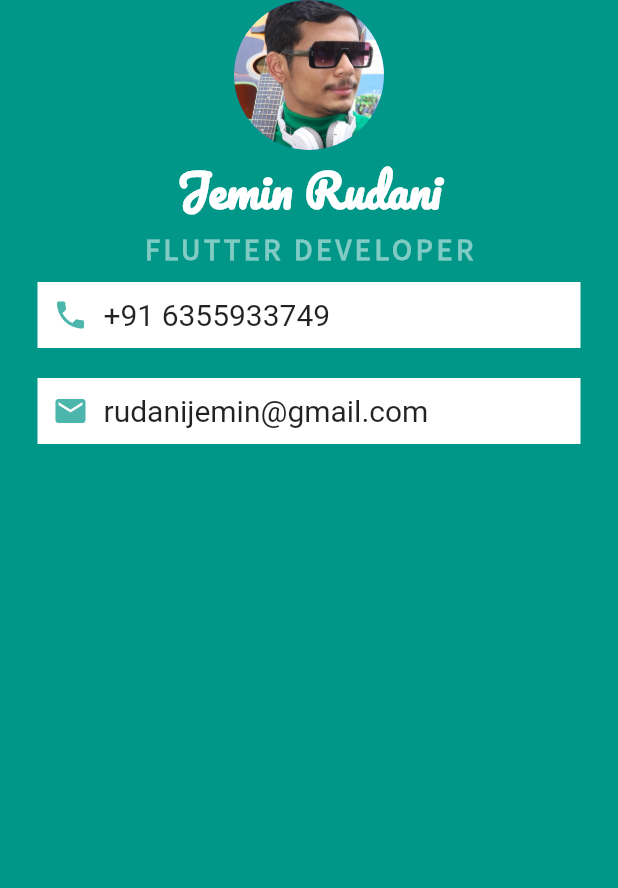
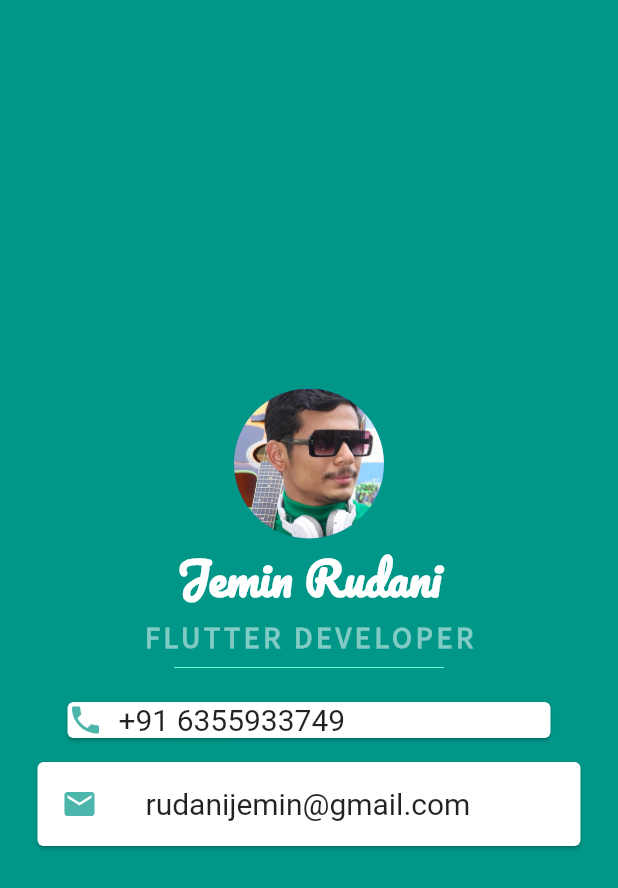
Before and after one commit to rudanijemin/My_Card, a Flutter app: the screen it shows after launch, on a phone screen of 412 x 824 dp. Shown: the top 888 px of the screen. Run offline on Flutter 3.47's test engine with Material 2 defaults, Android fonts, the phone set to English and light mode, and no system bars.

Commit message:
leading and center

```diff
--- a/lib/main.dart
+++ b/lib/main.dart
@@ -9,10 +9,12 @@ class MyApp extends StatelessWidget {
   @override
   Widget build(BuildContext context) {
     return MaterialApp(
+      debugShowCheckedModeBanner: false,
       home: Scaffold(
         backgroundColor: Colors.teal,
         body: SafeArea(
           child: Column(
+            mainAxisAlignment: MainAxisAlignment.center,
             children: <Widget>[
               CircleAvatar(
                 radius: 50,
@@ -38,10 +40,16 @@ class MyApp extends StatelessWidget {
                 ),
 
               ),
-              Container(
-                padding: EdgeInsets.all(10),
+              SizedBox(
+                width: 180,
+                child: Divider(
+                  color: Colors.tealAccent,
+                ),
+              ),
+
+              Card(
                 color: Colors.white,
-                margin: EdgeInsets.symmetric(vertical: 10,horizontal: 25),
+                margin: EdgeInsets.symmetric(vertical: 15,horizontal: 45),
                 child: Row(
                   children: <Widget>[
                     Icon(
@@ -60,26 +68,20 @@ class MyApp extends StatelessWidget {
                   ],
                 ),
               ),
-              Container(
-                padding: EdgeInsets.all(10),
+              Card(
                 color: Colors.white,
-                margin: EdgeInsets.symmetric(vertical: 10,horizontal: 25),
-                child: Row(
-                  children: <Widget>[
-                    Icon(
+                margin: EdgeInsets.symmetric(vertical: 1,horizontal: 25),
+                child:ListTile(
+                  leading: Icon(
                     Icons.email,
                     color: Colors.teal.shade300,
                   ),
-                    SizedBox(           //keep center
-                      width: 10,
-                    ),
-                    Text(
+                  title: Text(
                     'rudanijemin@gmail.com',
                     style: TextStyle(
                       fontSize: 20,
                     ),
-                    ),
-                  ],
+                  ) ,
                 ),
               ),
             ],
```
Lines whose indentation alone changed are shown as unchanged.
